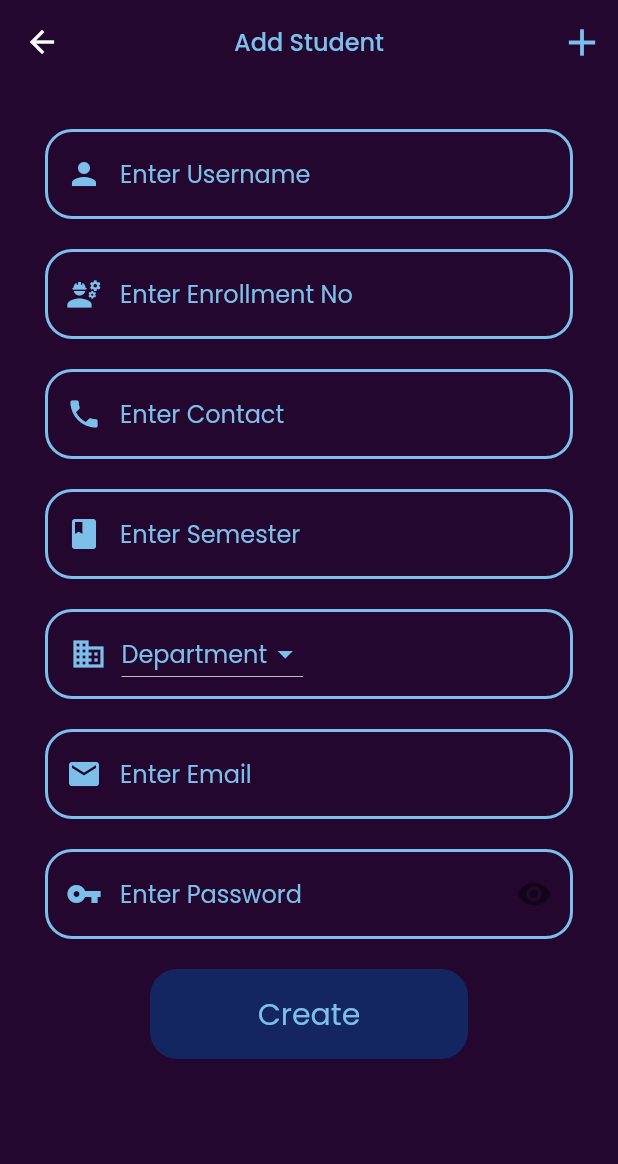
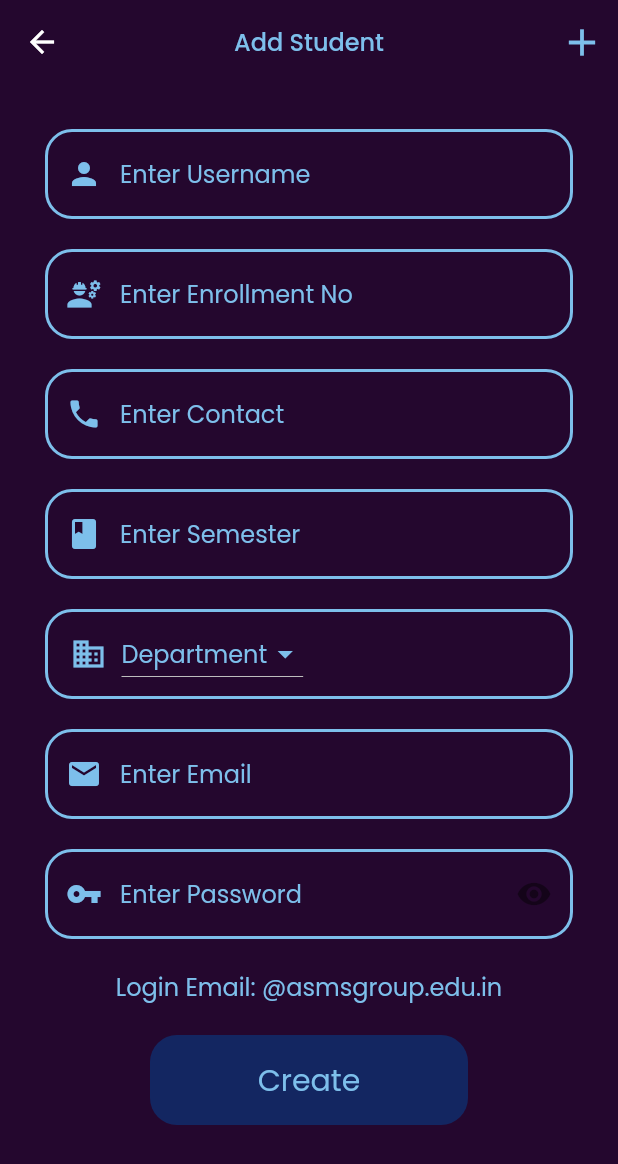
Before and after one commit to Mohit-Gajjar/Project-1, a Flutter app: the CreateStudent screen opened directly, on a phone screen of 412 x 824 dp. Shown: the top 1164 px of the screen. Run offline on Flutter 3.47's test engine with Material 2 defaults, Android fonts, the light colour scheme and no system bars; our stand-ins replace cloud_firestore, firebase_auth, firebase_core, google_fonts, shared_preferences; accounts and stored records are empty.

Commit message:
Added backed code for the backround account email to the created user, testing is remaining

```diff
--- a/lib/Admin/AdminHome.dart
+++ b/lib/Admin/AdminHome.dart
@@ -12,6 +12,7 @@ import 'package:asms/Management/ManageStudent.dart';
 import 'package:asms/Management/ManageTeacher.dart';
 import 'package:asms/OTP/Levels/LevelsPage.dart';
 import 'package:flutter/material.dart';
+
 
 class AdminHome extends StatefulWidget {
   AdminHome({
@@ -444,6 +445,7 @@ class _AdminHomeState extends State<AdminHome> {
                   });
                 },
               ),
+
             ],
           ),
         ),
--- a/lib/Create Users/CreateStudent.dart
+++ b/lib/Create Users/CreateStudent.dart
@@ -2,7 +2,9 @@ import 'package:asms/Authentication/Auth_service.dart';
 import 'package:asms/Constants/Constants.dart';
 import 'package:asms/Constants/Widgets.dart';
 import 'package:asms/Database/DatabaseMethods.dart';
+import 'package:asms/LocalDatabase/SharedPrefs.dart';
 import 'package:flutter/material.dart';
+// import 'package:http/http.dart' as http;
 
 class CreateStudent extends StatefulWidget {
   const CreateStudent({Key? key}) : super(key: key);
@@ -11,9 +13,11 @@ class CreateStudent extends StatefulWidget {
   _CreateStudentState createState() => _CreateStudentState();
 }
 
-
 class _CreateStudentState extends State<CreateStudent> {
   final formKey = GlobalKey<FormState>();
+  String adminName = '';
+  String adminEmail = '';
+  String postfix = "@asmsgroup.edu.in";
   TextEditingController usernameController = new TextEditingController();
   TextEditingController enrollController = new TextEditingController();
   TextEditingController contactController = new TextEditingController();
@@ -21,9 +25,18 @@ class _CreateStudentState extends State<CreateStudent> {
   TextEditingController emailController = new TextEditingController();
   TextEditingController departmentController = new TextEditingController();
   TextEditingController semController = new TextEditingController();
+  @override
+  void initState() {
+    super.initState();
+    getAdmin();
+  }
+
+  getAdmin() async {
+    adminName = (await HelperFunctions.getAdminNameSharedPreference())!;
+    adminEmail = (await HelperFunctions.getAdminEmailSharedPreference())!;
+  }
 
   String? _chosenValue;
-
   createStudent() {
     if (formKey.currentState!.validate()) {
       Map<String, dynamic> createdStudentInfo = {
@@ -31,6 +44,7 @@ class _CreateStudentState extends State<CreateStudent> {
         "StudentEnrollmentNo": enrollController.text,
         "StudentContactNo": contactController.text,
         "StudentEmail": emailController.text,
+        "LoginEmail": enrollController.text + postfix,
         "DateOfBirth": "",
         "Gender": "",
         "ParentsContactNo": "",
@@ -42,12 +56,40 @@ class _CreateStudentState extends State<CreateStudent> {
       };
       AuthMethod()
           .createStudentWithEmailPassword(
-              emailController.text, passwordController.text)
+              enrollController.text + postfix, passwordController.text)
           .then((value) {
         DatabaseMethods().createStudentData(createdStudentInfo);
+        // sendEmailPass();
       });
     }
   }
+
+  // Future sendEmailPass() async {
+  //   // final String serviceId = "service_aceebeg";
+  //   // final String templateId = "template_mgr9lgf";
+  //   // final String userId = "user_zMJlrRcqm1Yjp1FWoMiEH";
+
+  //   final url = Uri.parse('http://api.emailjs.com/api/v1.0/email/send');
+  //   final response = await http.post(url,
+  //       headers: {
+  //         'header':'Content-Type: application/json',
+  //         'origin': 'http://localhost'
+  //         },
+  //       body: json.encode({
+  //         'service_id': 'service_aceebeg',
+  //         'template_id': 'template_mgr9lgf',
+  //         'user_id': 'user_zMJlrRcqm1Yjp1FWoMiEH',
+  //         'template_params': {
+  //           'user_name': adminName,
+  //           'reply_to': adminEmail,
+  //           'user_email': emailController.text,
+  //           'user_subject': 'Email And Password',
+  //           'user_messaege':
+  //               "\nHello $usernameController.text \n\n\nHere is your Email and Password:\n Email: $enrollController.textpostfix \ nPassword: $passwordController.text\n\n\n\n\nASMS TEAM"
+  //         }
+  //       }));
+  //   print(response.body);
+  // }
 
   @override
   Widget build(BuildContext context) {
@@ -120,9 +162,9 @@ class _CreateStudentState extends State<CreateStudent> {
                             width: 10,
                           ),
                           DropdownButton<String>(
-                          dropdownColor: btnColor,
+                            dropdownColor: btnColor,
                             value: _chosenValue,
-                            //elevation: 5,
+                            elevation: 5,
                             style: TextStyle(color: Colors.white),
                             iconEnabledColor: textColor,
                             items: <String>[
@@ -132,14 +174,11 @@ class _CreateStudentState extends State<CreateStudent> {
                               'Civil',
                               'BioMedical',
                               'Enviroment',
-
                             ].map<DropdownMenuItem<String>>((String value) {
                               return DropdownMenuItem<String>(
-                                value: value,
-                                child: text(value, 15)
-                              );
+                                  value: value, child: text(value, 15));
                             }).toList(),
-                            hint:text("Department", 16),
+                            hint: text("Department", 16),
                             onChanged: (String? value) {
                               setState(() {
                                 _chosenValue = value;
@@ -163,6 +202,10 @@ class _CreateStudentState extends State<CreateStudent> {
                   SizedBox(
                     height: 20,
                   ),
+                  text("Login Email: " + enrollController.text + postfix, 16),
+                  SizedBox(
+                    height: 20,
+                  ),
                   GestureDetector(
                       onTap: () {
                         if (usernameController.text.isNotEmpty &&
@@ -171,6 +214,7 @@ class _CreateStudentState extends State<CreateStudent> {
                             emailController.text.isNotEmpty) {
                           setState(() {
                             createStudent();
+
                             print("Student Is Added");
                             contactController.clear();
                             passwordController.clear();
--- a/pubspec.yaml
+++ b/pubspec.yaml
@@ -34,6 +34,9 @@ dependencies:
   cloud_firestore: ^2.5.0
   firebase_auth: ^3.0.2
   shared_preferences: ^2.0.7
+  mailer: ^5.0.2
+  dio: ^4.0.0
+  http: ^0.13.3
 
 
 dev_dependencies:
```
Also changed, not shown: lib/Authentication/Auth_service.dart (+40 -3 lines), lib/Authentication/User.dart (+12 -1 lines), lib/Management/Profiles/TeacherProfile.dart (+3 -4 lines), pubspec.lock.
